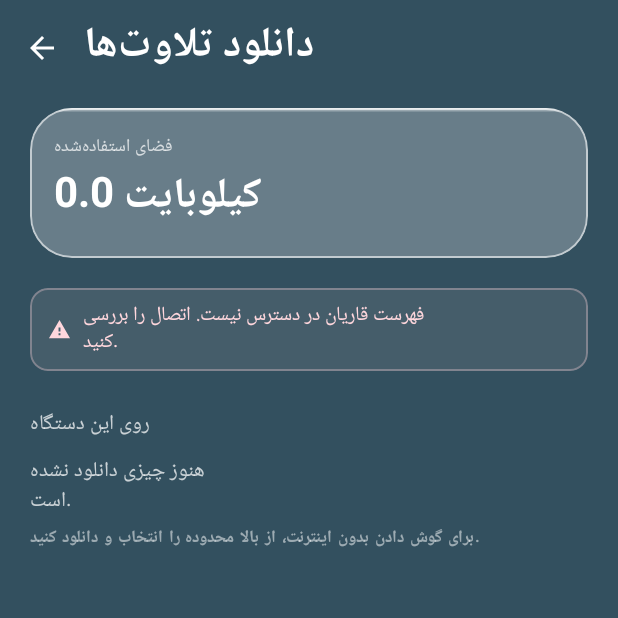
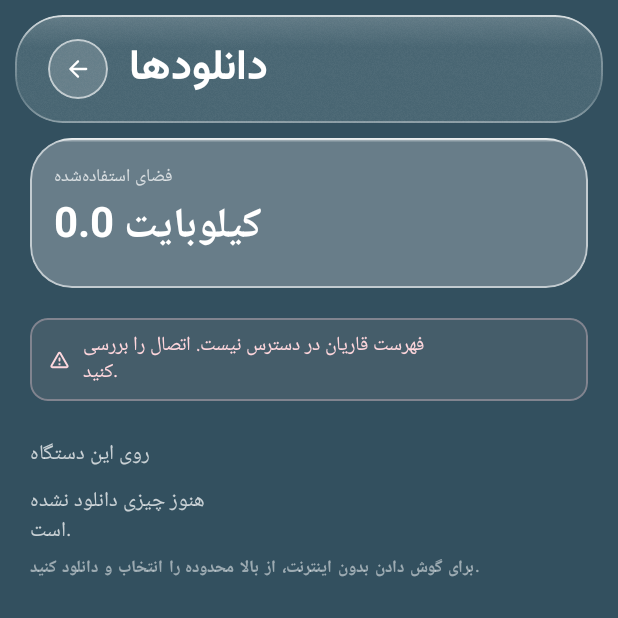
Before and after one commit to hemedani/hawra, an Android app built with Jetpack Compose: the composable DownloadsScreen shown on its own in the app's theme, on a phone screen of 412 x 824 dp, the top half of it. Run offline under Robolectric (Android 15) with nearby library versions, the phone set to English and light mode, and no system bars; our stand-ins replace Dagger/Hilt's generated code; libraries missing offline, so code that uses them is left out: androidx.hilt.lifecycle.

Commit message:
:sparkles: feat(android): give Downloads the Pejvak chrome

```diff
--- a/mobile/android/app/src/main/kotlin/ir/hawraa/quran/ui/screens/downloads/DownloadsScreen.kt
+++ b/mobile/android/app/src/main/kotlin/ir/hawraa/quran/ui/screens/downloads/DownloadsScreen.kt
@@ -14,23 +14,14 @@ import androidx.compose.foundation.layout.fillMaxSize
 import androidx.compose.foundation.layout.fillMaxWidth
 import androidx.compose.foundation.layout.height
 import androidx.compose.foundation.layout.padding
-import androidx.compose.foundation.layout.size
 import androidx.compose.foundation.rememberScrollState
 import androidx.compose.foundation.shape.RoundedCornerShape
 import androidx.compose.foundation.verticalScroll
-import androidx.compose.material.icons.Icons
-import androidx.compose.material.icons.automirrored.filled.ArrowBack
-import androidx.compose.material.icons.filled.Warning
-import androidx.compose.material3.ExperimentalMaterial3Api
-import androidx.compose.material3.Icon
-import androidx.compose.material3.IconButton
 import androidx.compose.material3.LinearProgressIndicator
 import androidx.compose.material3.MaterialTheme
-import androidx.compose.material3.Scaffold
 import androidx.compose.material3.Slider
+import androidx.compose.material3.SliderDefaults
 import androidx.compose.material3.Text
-import androidx.compose.material3.TopAppBar
-import androidx.compose.material3.TopAppBarDefaults
 import androidx.compose.runtime.Composable
 import androidx.compose.runtime.getValue
 import androidx.compose.ui.Alignment
@@ -44,7 +35,6 @@ import androidx.compose.ui.semantics.contentDescription
 import androidx.compose.ui.semantics.semantics
 import androidx.compose.ui.text.style.TextAlign
 import androidx.compose.ui.text.style.TextDirection
-import androidx.compose.ui.unit.dp
 import androidx.hilt.lifecycle.viewmodel.compose.hiltViewModel
 import androidx.lifecycle.compose.collectAsStateWithLifecycle
 import ir.hawraa.quran.R
@@ -56,11 +46,19 @@ import ir.hawraa.quran.domain.download.EditionInfo
 import ir.hawraa.quran.domain.download.SizeUnit
 import ir.hawraa.quran.domain.quran.toPersianDigits
 import ir.hawraa.quran.ui.appLocale
+import ir.hawraa.quran.ui.components.BubbleButton
 import ir.hawraa.quran.ui.components.GlassChip
+import ir.hawraa.quran.ui.components.GlassHeader
 import ir.hawraa.quran.ui.components.GlassSegments
 import ir.hawraa.quran.ui.components.GlassSurface
+import ir.hawraa.quran.ui.components.ICON_GLYPHS
+import ir.hawraa.quran.ui.components.Icon
+import ir.hawraa.quran.ui.components.LocalShellInsets
+import ir.hawraa.quran.ui.components.ScreenFrame
 import ir.hawraa.quran.ui.theme.LocalGlassColors
 import ir.hawraa.quran.ui.theme.LocalHawraaGeometry
+import ir.hawraa.quran.ui.theme.OceanCascade
+import ir.hawraa.quran.ui.theme.oceanEntrance
 import java.util.Locale
 import kotlin.math.roundToInt
 
@@ -109,7 +107,7 @@ fun DownloadsScreen(
 }
 
 /** Stateless body, so a screenshot test can render it without Hilt or a database. */
-@OptIn(ExperimentalMaterial3Api::class, ExperimentalLayoutApi::class)
+@OptIn(ExperimentalLayoutApi::class)
 @Composable
 internal fun DownloadsContent(
     state: DownloadsUiState,
@@ -130,46 +128,48 @@ internal fun DownloadsContent(
 ) {
     val geometry = LocalHawraaGeometry.current
     val glass = LocalGlassColors.current
+    val shellInsets = LocalShellInsets.current
     val persian = LocalConfiguration.current.appLocale().language == "fa"
 
-    Scaffold(
-        containerColor = Color.Transparent,
-        topBar = {
-            TopAppBar(
-                title = { Text(stringResource(R.string.downloads_title)) },
-                colors = TopAppBarDefaults.topAppBarColors(containerColor = Color.Transparent),
-                navigationIcon = {
-                    IconButton(onClick = onBack) {
-                        Icon(
-                            imageVector = Icons.AutoMirrored.Filled.ArrowBack,
+    ScreenFrame(
+        header = { headerModifier ->
+            GlassHeader(
+                modifier = headerModifier,
+                title = stringResource(R.string.downloads_title),
+                userTitle = true,
+                leading = {
+                    BubbleButton(
+                        icon = ICON_GLYPHS.getValue("back"),
                         contentDescription = stringResource(R.string.back),
+                        onClick = onBack,
+                        size = geometry.controls.md,
                     )
-                    }
                 },
             )
         },
-    ) { innerPadding ->
+    ) { topInset ->
+        OceanCascade {
             Column(
                 modifier = Modifier
                     .fillMaxSize()
-                .padding(innerPadding)
                     .verticalScroll(rememberScrollState())
                     .padding(
                         start = geometry.screenPadding,
                         end = geometry.screenPadding,
-                    top = geometry.spacing.sm,
-                    bottom = geometry.dock.dockInset,
+                        top = topInset,
+                        bottom = shellInsets.bottom,
                     ),
             ) {
                 StorageSummary(
                     totalBytes = state.totalBytes,
                     pendingFiles = state.pendingFiles,
                     persian = persian,
+                    modifier = Modifier.oceanEntrance(0),
                 )
 
                 if (state.catalogueUnavailable) {
                     Spacer(Modifier.height(geometry.spacing.xl))
-                CatalogueUnavailable()
+                    CatalogueUnavailable(modifier = Modifier.oceanEntrance(1))
                 }
 
             if (state.reciters.isNotEmpty()) {
@@ -365,7 +365,7 @@ internal fun DownloadsContent(
                     color = glass.textTertiary,
                 )
             } else {
-                groups.forEach { group ->
+                groups.forEachIndexed { index, group ->
                     EditionGroupCard(
                         group = group,
                         state = state,
@@ -373,8 +373,10 @@ internal fun DownloadsContent(
                         onRetry = onRetry,
                         onDelete = onDelete,
                         onDeleteGroup = { onDeleteGroup(group) },
+                        modifier = Modifier.oceanEntrance(index + 2),
                     )
                     Spacer(Modifier.height(geometry.spacing.md))
+                }
             }
             }
         }
@@ -466,6 +468,13 @@ private fun NumberPicker(
             value = value.coerceIn(first, last).toFloat(),
             onValueChange = { raw -> onChange(raw.roundToInt().coerceIn(first, last)) },
             valueRange = first.toFloat()..last.toFloat(),
+            colors = SliderDefaults.colors(
+                thumbColor = glass.accent,
+                activeTrackColor = glass.accent,
+                inactiveTrackColor = glass.glassBorder,
+                activeTickColor = glass.onAccent,
+                inactiveTickColor = glass.textTertiary,
+            ),
             modifier = Modifier.fillMaxWidth().testTag(testTag),
         )
         Spacer(Modifier.height(geometry.spacing.xxs))
@@ -475,11 +484,16 @@ private fun NumberPicker(
 // ---- sections ------------------------------------------------------------------------
 
 @Composable
-private fun StorageSummary(totalBytes: Long, pendingFiles: Int, persian: Boolean) {
+private fun StorageSummary(
+    totalBytes: Long,
+    pendingFiles: Int,
+    persian: Boolean,
+    modifier: Modifier = Modifier,
+) {
     val geometry = LocalHawraaGeometry.current
     val glass = LocalGlassColors.current
     GlassSurface(
-        modifier = Modifier.fillMaxWidth(),
+        modifier = modifier.fillMaxWidth(),
         shape = RoundedCornerShape(geometry.radius.card),
         strong = true,
     ) {
@@ -514,26 +528,29 @@ private fun StorageSummary(totalBytes: Long, pendingFiles: Int, persian: Boolean
 }
 
 @Composable
-private fun CatalogueUnavailable() {
+private fun CatalogueUnavailable(modifier: Modifier = Modifier) {
     val geometry = LocalHawraaGeometry.current
     val glass = LocalGlassColors.current
     val shape = RoundedCornerShape(geometry.radius.sm)
 
     Row(
-        modifier = Modifier
+        modifier = modifier
             .fillMaxWidth()
             .clip(shape)
             .background(glass.danger.copy(alpha = if (glass.dark) 0.18f else 0.09f))
-            .border(BorderStroke(1.dp, glass.danger.copy(alpha = 0.32f)), shape)
+            .border(
+                BorderStroke(geometry.glass.borderWidth, glass.danger.copy(alpha = 0.32f)),
+                shape,
+            )
             .padding(horizontal = geometry.spacing.md, vertical = geometry.spacing.sm),
         verticalAlignment = Alignment.CenterVertically,
         horizontalArrangement = Arrangement.spacedBy(geometry.spacing.sm),
     ) {
         Icon(
-            imageVector = Icons.Filled.Warning,
+            name = "warning",
             contentDescription = null,
             tint = glass.danger,
-            modifier = Modifier.size(geometry.icons.sm),
+            size = geometry.icons.sm,
         )
         Text(
             text = stringResource(R.string.downloads_catalogue_unavailable),
@@ -584,6 +601,7 @@ private fun EditionGroupCard(
     onRetry: (DownloadBatch) -> Unit,
     onDelete: (DownloadBatch) -> Unit,
     onDeleteGroup: () -> Unit,
+    modifier: Modifier = Modifier,
 ) {
     val geometry = LocalHawraaGeometry.current
     val glass = LocalGlassColors.current
@@ -597,7 +615,7 @@ private fun EditionGroupCard(
         .orEmpty()
 
     GlassSurface(
-        modifier = Modifier.fillMaxWidth().testTag("download_group_${group.editionKey}"),
+        modifier = modifier.fillMaxWidth().testTag("download_group_${group.editionKey}"),
         shape = RoundedCornerShape(geometry.radius.md),
         rimLight = false,
     ) {
@@ -786,7 +804,13 @@ private fun PrimaryAction(label: String, enabled: Boolean, busy: Boolean, onClic
             .fillMaxWidth()
             .clip(shape)
             .background(if (active) glass.accent else glass.glassFill)
-            .border(BorderStroke(1.dp, if (active) glass.accent else glass.glassBorder), shape)
+            .border(
+                BorderStroke(
+                    geometry.glass.borderWidth,
+                    if (active) glass.accent else glass.glassBorder,
+                ),
+                shape,
+            )
             .clickable(enabled = active, onClick = onClick)
             .padding(vertical = geometry.spacing.md)
             .testTag("download_action"),
--- a/mobile/android/app/src/main/res/values/strings.xml
+++ b/mobile/android/app/src/main/res/values/strings.xml
@@ -130,7 +130,7 @@
     <!-- Downloads -->
     <string name="settings_downloads">دانلود تلاوت‌ها</string>
     <string name="settings_downloads_hint">ذخیرهٔ آفلاین، آیه‌به‌آیه یا جزء‌به‌جزء</string>
-    <string name="downloads_title">دانلود تلاوت‌ها</string>
+    <string name="downloads_title">دانلودها</string>
     <string name="downloads_storage">فضای استفاده‌شده</string>
     <string name="downloads_pending">%1$s فایل در صف</string>
     <string name="downloads_reciter">قاری</string>
```
Also changed, not shown: 2 other files. Lines whose indentation alone changed are shown as unchanged.
